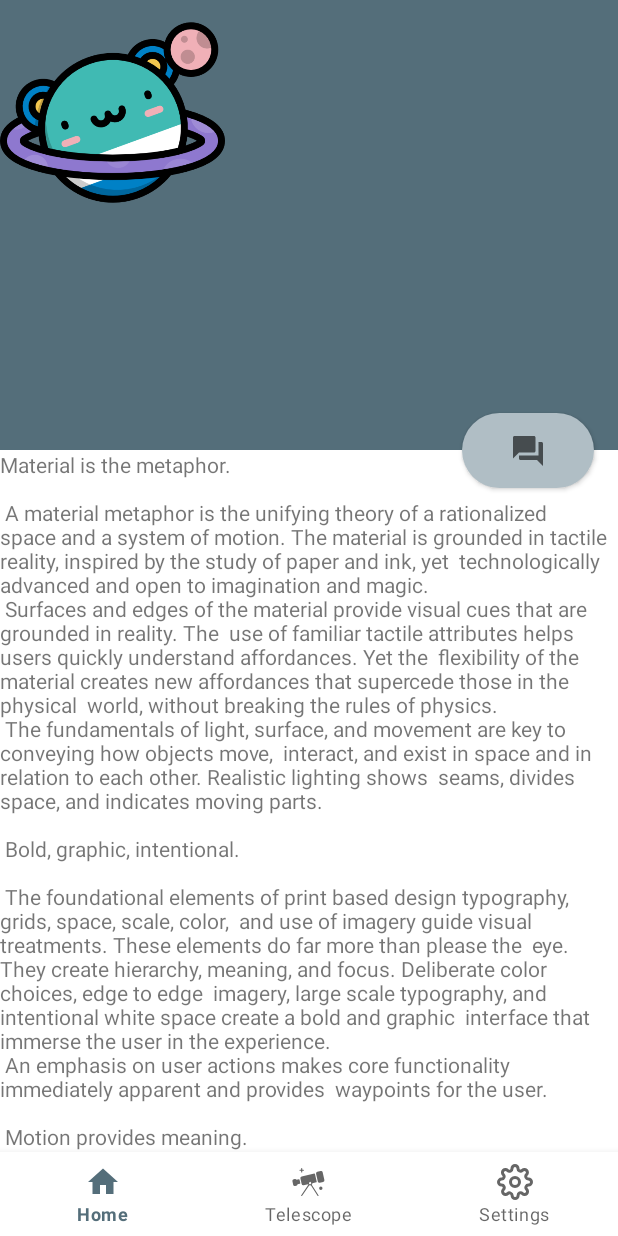
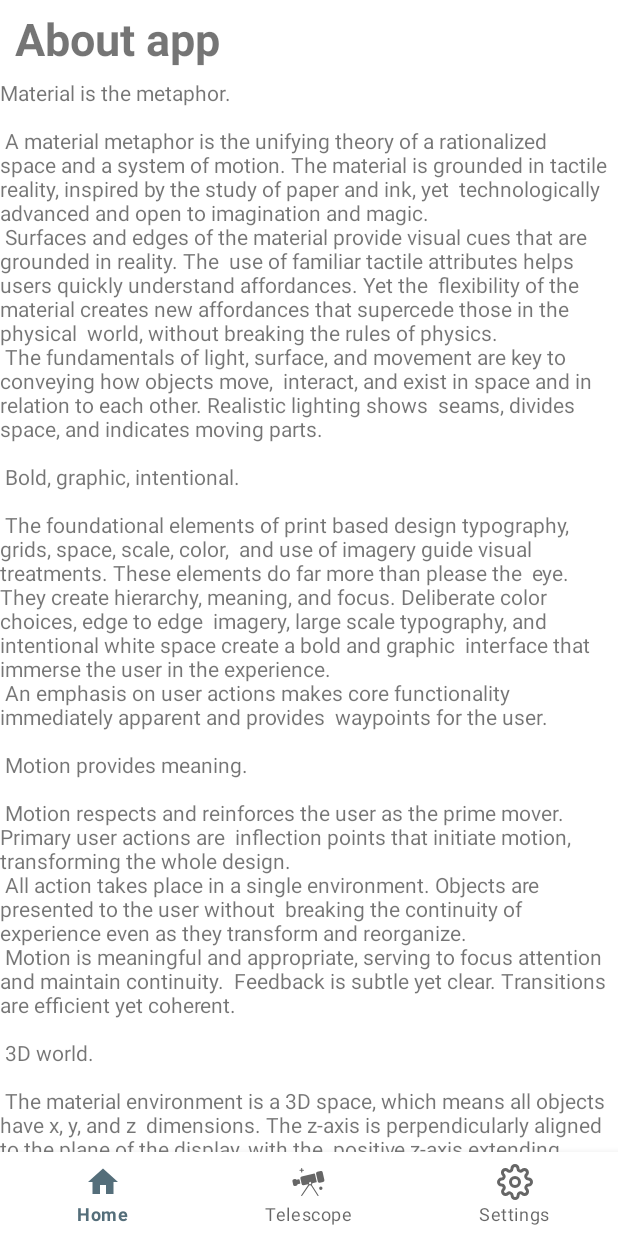
Before and after one commit to mazi-k/A_MaterialDesign, an Android app: the fragment AboutAppFragment placed in its activity, on a phone screen of 412 x 824 dp. Run offline under Robolectric (Android 15) with nearby library versions, the phone set to English and light mode, and no system bars; pictures from the network do not load; Roboto replaces fonts that are not available here.

Commit message:
add animation on scroll view (not work)

```diff
--- a/app/src/main/java/com/example/a_materialdesign/view/settings/AboutAppFragment.kt
+++ b/app/src/main/java/com/example/a_materialdesign/view/settings/AboutAppFragment.kt
@@ -1,9 +1,11 @@
 package com.example.a_materialdesign.view.settings
 
+import android.os.Build
 import android.os.Bundle
 import android.view.LayoutInflater
 import android.view.View
 import android.view.ViewGroup
+import androidx.annotation.RequiresApi
 import androidx.fragment.app.Fragment
 import com.example.a_materialdesign.databinding.FragmentAboutAppBinding
 
@@ -23,9 +25,20 @@ class AboutAppFragment: Fragment() {
         return binding.root
     }
 
+
     override fun onViewCreated(view: View, savedInstanceState: Bundle?) {
         super.onViewCreated(view, savedInstanceState)
 
+        scrollFade()
+    }
+
+    private fun scrollFade() {
+        if (Build.VERSION.SDK_INT >= Build.VERSION_CODES.M) {
+            binding.scrollView.setOnScrollChangeListener { _, _, _, _, _ ->
+                binding.header.isSelected = binding.scrollView.canScrollVertically(-1)
+            }
+        }
+        //не работает
     }
 
     override fun onDestroy() {
--- /dev/null
+++ b/app/src/main/res/animator/toolbar_elevation.xml
@@ -0,0 +1,19 @@
+<?xml version="1.0" encoding="utf-8"?>
+<selector xmlns:android="http://schemas.android.com/apk/res/android">
+
+    <item android:state_selected="true">
+        <objectAnimator
+            android:duration="200"
+            android:propertyName="elevation"
+            android:valueTo="12dp"
+            android:valueType="floatType" />
+    </item>
+
+    <item  android:state_selected="false">
+        <objectAnimator
+            android:duration="200"
+            android:propertyName="elevation"
+            android:valueTo="0dp"
+            android:valueType="floatType" />
+    </item>
+</selector>
--- a/app/src/main/res/layout/fragment_about_app.xml
+++ b/app/src/main/res/layout/fragment_about_app.xml
@@ -1,58 +1,31 @@
 <?xml version="1.0" encoding="utf-8"?>
-<androidx.coordinatorlayout.widget.CoordinatorLayout xmlns:android="http://schemas.android.com/apk/res/android"
-    xmlns:app="http://schemas.android.com/apk/res-auto"
-    xmlns:tools="http://schemas.android.com/tools"
+<FrameLayout xmlns:android="http://schemas.android.com/apk/res/android"
     android:layout_width="match_parent"
     android:layout_height="match_parent">
 
-    <com.google.android.material.appbar.AppBarLayout
-        android:id="@+id/app_bar"
+    <FrameLayout
+        android:id="@+id/header"
         android:layout_width="match_parent"
-        android:layout_height="300dp">
+        android:layout_height="52dp"
+        android:stateListAnimator="@animator/toolbar_elevation">
 
-        <com.google.android.material.appbar.CollapsingToolbarLayout
-            android:id="@+id/toolbar_layout"
-            style="@style/Widget.MaterialComponents.Toolbar.Primary"
-            android:layout_width="match_parent"
-            android:layout_height="match_parent"
-            android:fitsSystemWindows="true"
-            app:contentScrim="?attr/colorPrimary"
-            app:layout_scrollFlags="scroll|exitUntilCollapsed"
-            app:toolbarId="@+id/toolbar">
+        <androidx.appcompat.widget.AppCompatTextView
+            android:layout_width="wrap_content"
+            android:layout_height="wrap_content"
+            android:layout_gravity="center_vertical"
+            android:layout_marginStart="10dp"
+            android:text="About app"
+            android:textSize="@dimen/title_text_size"
+            android:textStyle="bold" />
 
-            <androidx.appcompat.widget.Toolbar
-                android:id="@+id/toolbar"
-                android:layout_width="match_parent"
-                android:layout_height="?attr/actionBarSize"
-                app:layout_collapseMode="pin" />
-
-        </com.google.android.material.appbar.CollapsingToolbarLayout>
-    </com.google.android.material.appbar.AppBarLayout>
-
-    <TextView
-        android:id="@+id/title"
-        android:layout_width="wrap_content"
-        android:layout_height="wrap_content"
-        android:text="@string/settings"
-        android:textSize="30sp"
-        android:visibility="visible"
-        app:layout_behavior=".utils.behaviors.AntiFadeBehavior"
-        app:layout_anchor="@id/app_bar"
-        app:layout_anchorGravity="top|start"/>
-
-    <ImageView
-        android:layout_width="150dp"
-        android:layout_height="150dp"
-        android:src="@drawable/ic_bear"
-        app:layout_anchor="@id/app_bar"
-        app:layout_behavior=".utils.behaviors.FadeBehavior"
-        app:layout_anchorGravity="top|start"/>
+    </FrameLayout>
 
     <androidx.core.widget.NestedScrollView
+        android:id="@+id/scroll_view"
         android:layout_width="match_parent"
         android:layout_height="match_parent"
-        app:layout_behavior=".utils.behaviors.MyAnchorBehavior"
-        tools:context=".ScrollingActivity">
+        android:layout_marginTop="52dp"
+        android:background="@android:color/white">
 
         <LinearLayout
             android:layout_width="match_parent"
@@ -63,19 +36,9 @@
                 android:layout_width="wrap_content"
                 android:layout_height="wrap_content"
                 android:text="@string/large_text" />
+
         </LinearLayout>
 
     </androidx.core.widget.NestedScrollView>
 
-    <ImageButton
-        android:id="@+id/btn"
-        android:layout_width="wrap_content"
-        android:layout_height="wrap_content"
-        app:layout_anchor="@id/app_bar"
-        style="@style/RoundButtonStyle"
-        android:layout_marginEnd="@dimen/default_margin"
-        app:layout_behavior=".utils.behaviors.FadeBehavior"
-        android:src="@drawable/ic_answer"
-        app:layout_anchorGravity="bottom|end" />
-
-</androidx.coordinatorlayout.widget.CoordinatorLayout>
+</FrameLayout>
```
